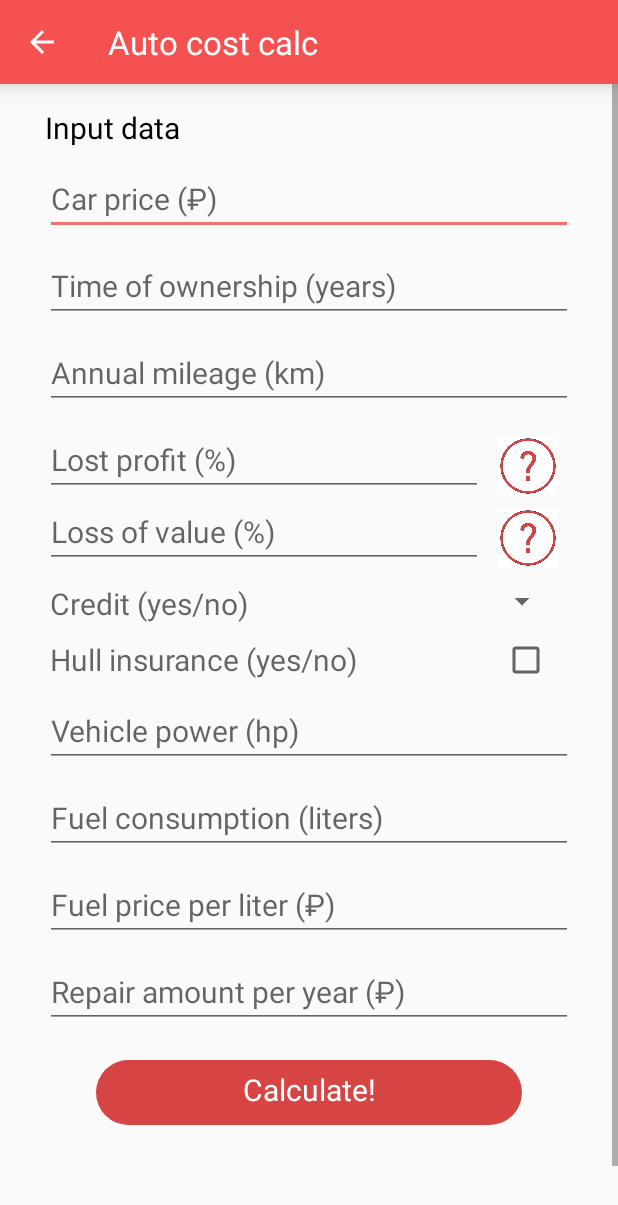
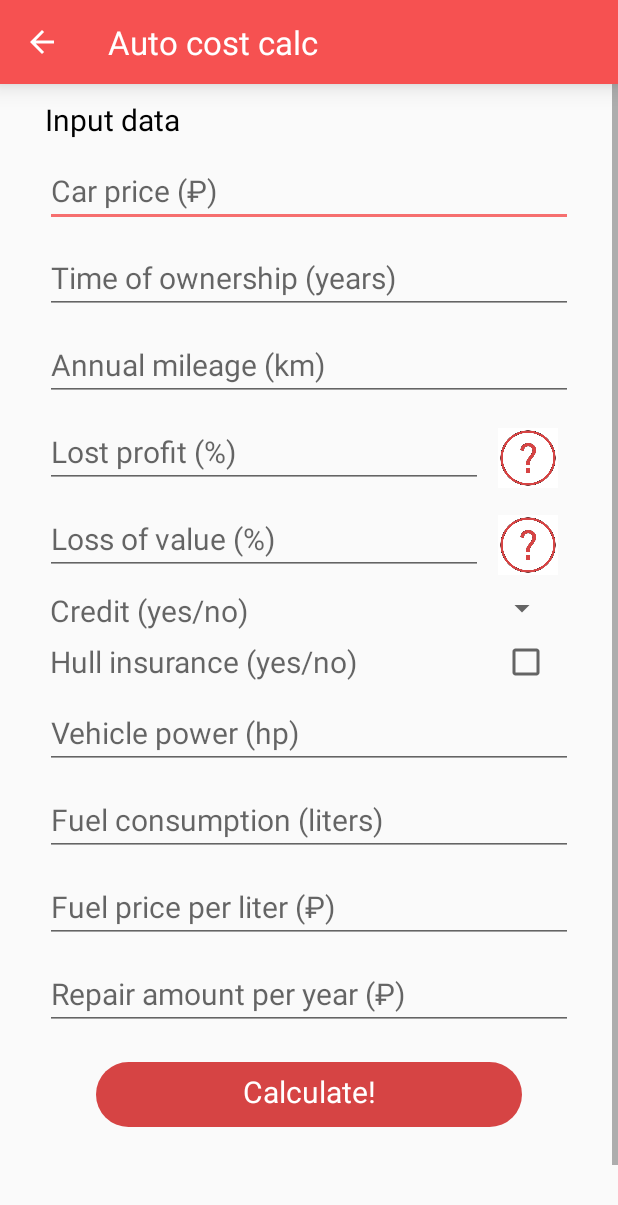
Before and after one commit to Electron3D/AutoCalc, an Android app: the AutoCostCalcActivity screen opened directly, with no data from a screen before it, on a phone screen of 412 x 824 dp. Shown: the top 1205 px of the screen. Run offline under Robolectric (Android 15) with nearby library versions, the phone set to English and light mode, and no system bars.

Commit message:
Changed linearLayout to ralativeLayout in autocostcalc.

```diff
--- a/app/src/main/res/layout/activity_autocostcalc.xml
+++ b/app/src/main/res/layout/activity_autocostcalc.xml
@@ -23,19 +23,24 @@
             android:layout_width="match_parent"
             android:layout_height="wrap_content"
             android:orientation="vertical">
+            <RelativeLayout
+                android:layout_width="match_parent"
+                android:layout_height="wrap_content"
+                android:layout_marginTop="10dp"
+                android:layout_marginHorizontal="30dp">
                 <TextView
                     android:layout_width="wrap_content"
                     android:layout_height="wrap_content"
                     android:text="@string/input_data"
                     android:textSize="20dp"
-                android:layout_marginTop="15dp"
-                android:layout_marginStart="30dp"
-                android:textColor="@color/black" />
+                    android:layout_alignParentStart="true"
+                    android:textColor="@color/black"
+                    android:id="@+id/inputData"/>
                 <EditText
                     android:layout_width="match_parent"
                     android:layout_height="wrap_content"
-                android:layout_gravity="center"
-                android:layout_marginHorizontal="30dp"
+                    android:layout_below="@id/inputData"
+                    android:layout_alignParentStart="true"
                     android:layout_marginTop="10dp"
                     android:hint="@string/car_price"
                     android:textSize="20dp"
@@ -45,9 +50,9 @@
                 <EditText
                     android:layout_width="match_parent"
                     android:layout_height="wrap_content"
-                android:layout_gravity="center"
-                android:layout_marginHorizontal="30dp"
+                    android:layout_below="@id/CarPrice"
                     android:layout_marginTop="10dp"
+                    android:layout_alignParentStart="true"
                     android:hint="@string/time_of_ownership"
                     android:textSize="20dp"
                     android:autofillHints="no"
@@ -56,24 +61,21 @@
                 <EditText
                     android:layout_width="match_parent"
                     android:layout_height="wrap_content"
-                android:layout_gravity="center"
-                android:layout_marginHorizontal="30dp"
+                    android:layout_below="@id/TimeOfOwnership"
                     android:layout_marginTop="10dp"
+                    android:layout_alignParentStart="true"
                     android:hint="@string/annual_mileage"
                     android:textSize="20dp"
                     android:autofillHints="no"
                     android:inputType="number"
                     android:id="@+id/AnnualMileage"/>
-            <RelativeLayout
-                android:layout_width="match_parent"
-                android:layout_height="wrap_content"
-                android:layout_marginTop="10dp"
-                android:layout_marginHorizontal="30dp">
                 <EditText
                     android:layout_width="match_parent"
                     android:layout_height="wrap_content"
                     android:layout_alignParentStart="true"
                     android:layout_toStartOf="@id/lossOfValueHelpButton"
+                    android:layout_below="@id/AnnualMileage"
+                    android:layout_marginTop="10dp"
                     android:layout_marginEnd="10dp"
                     android:hint="@string/lost_profit"
                     android:textSize="20dp"
@@ -94,6 +96,7 @@
                     android:layout_height="wrap_content"
                     android:layout_alignParentStart="true"
                     android:layout_toStartOf="@id/lossOfValueHelpButton"
+                    android:layout_marginTop="10dp"
                     android:layout_marginEnd="10dp"
                     android:layout_below="@id/LostProfit"
                     android:hint="@string/loss_of_value"
@@ -129,56 +132,58 @@
                     android:layout_marginEnd="10dp"
                     android:textSize="20dp"
                     android:id="@+id/Credit"/>
-            </RelativeLayout>
+
                 <EditText
+                    android:id="@+id/AmountOfCredit"
                     android:layout_width="match_parent"
                     android:layout_height="wrap_content"
-                android:layout_gravity="center"
-                android:layout_marginEnd="40dp"
+                    android:layout_below="@id/Credit"
+                    android:layout_alignParentStart="true"
                     android:layout_marginStart="60dp"
                     android:layout_marginTop="10dp"
+                    android:autofillHints="no"
                     android:hint="@string/amount_of_credit"
+                    android:inputType="number"
                     android:textSize="20dp"
-                android:autofillHints="no"
-                android:inputType="number"
-                android:id="@+id/AmountOfCredit"
-                android:visibility="gone"/>
+                    android:visibility="gone"
+                    tools:visibility="visible" />
+
                 <EditText
+                    android:id="@+id/CreditTerm"
                     android:layout_width="match_parent"
                     android:layout_height="wrap_content"
-                android:layout_gravity="center"
-                android:layout_marginEnd="40dp"
+                    android:layout_below="@id/AmountOfCredit"
+                    android:layout_alignParentStart="true"
                     android:layout_marginStart="60dp"
                     android:layout_marginTop="10dp"
+                    android:autofillHints="no"
                     android:hint="@string/credit_term_months"
+                    android:inputType="number"
                     android:textSize="20dp"
-                android:autofillHints="no"
-                android:inputType="number"
-                android:id="@+id/CreditTerm"
-                android:visibility="gone"/>
+                    android:visibility="gone"
+                    tools:visibility="visible" />
+
                 <EditText
+                    android:id="@+id/InterestRate"
                     android:layout_width="match_parent"
                     android:layout_height="wrap_content"
-                android:layout_gravity="center"
-                android:layout_marginEnd="40dp"
+                    android:layout_below="@id/CreditTerm"
+                    android:layout_alignParentStart="true"
                     android:layout_marginStart="60dp"
                     android:layout_marginTop="10dp"
+                    android:autofillHints="no"
                     android:hint="@string/interest_rate"
+                    android:inputType="numberDecimal"
                     android:textSize="20dp"
-                android:autofillHints="no"
-                android:inputType="numberDecimal"
-                android:id="@+id/InterestRate"
-                android:visibility="gone"/>
-            <RelativeLayout
-                android:layout_width="match_parent"
-                android:layout_height="wrap_content"
-                android:layout_marginTop="10dp"
-                android:layout_marginHorizontal="30dp">
+                    android:visibility="gone"
+                    tools:visibility="visible" />
                 <TextView
                     android:layout_width="wrap_content"
                     android:layout_height="match_parent"
+                    android:layout_below="@id/InterestRate"
                     android:layout_alignParentStart="true"
                     android:layout_toStartOf="@id/checkBox"
+                    android:layout_marginTop="10dp"
                     android:layout_marginStart="3dp"
                     android:textSize="20dp"
                     android:autofillHints="no"
@@ -187,18 +192,17 @@
                 <CheckBox
                     android:layout_width="wrap_content"
                     android:layout_height="match_parent"
-                    android:layout_alignParentTop="true"
+                    android:layout_alignTop="@id/hull_insurance"
                     android:layout_alignParentEnd="true"
                     android:layout_alignBottom="@id/hull_insurance"
                     android:layout_marginEnd="15dp"
                     android:id="@+id/checkBox"/>
-            </RelativeLayout>
                 <EditText
                     android:layout_width="match_parent"
                     android:layout_height="wrap_content"
-                android:layout_gravity="center"
-                android:layout_marginHorizontal="30dp"
+                    android:layout_below="@id/hull_insurance"
                     android:layout_marginTop="10dp"
+                    android:layout_alignParentStart="true"
                     android:hint="@string/vehicle_power_hp"
                     android:textSize="20dp"
                     android:autofillHints="no"
@@ -207,9 +211,9 @@
                 <EditText
                     android:layout_width="match_parent"
                     android:layout_height="wrap_content"
-                android:layout_gravity="center"
-                android:layout_marginHorizontal="30dp"
+                    android:layout_below="@id/VehiclePower"
                     android:layout_marginTop="10dp"
+                    android:layout_alignParentStart="true"
                     android:hint="@string/fuel_consumption_liters"
                     android:textSize="20dp"
                     android:autofillHints="no"
@@ -218,9 +222,9 @@
                 <EditText
                     android:layout_width="match_parent"
                     android:layout_height="wrap_content"
-                android:layout_gravity="center"
-                android:layout_marginHorizontal="30dp"
+                    android:layout_below="@id/FuelConsumption"
                     android:layout_marginTop="10dp"
+                    android:layout_alignParentStart="true"
                     android:hint="@string/fuel_price_per_liter"
                     android:textSize="20dp"
                     android:autofillHints="no"
@@ -229,14 +233,15 @@
                 <EditText
                     android:layout_width="match_parent"
                     android:layout_height="wrap_content"
-                android:layout_gravity="center"
-                android:layout_marginHorizontal="30dp"
+                    android:layout_below="@id/FuelPrice"
                     android:layout_marginTop="10dp"
+                    android:layout_alignParentStart="true"
                     android:hint="@string/repair_amount_per_year"
                     android:textSize="20dp"
                     android:autofillHints="no"
                     android:inputType="number"
                     android:id="@+id/repair"/>
+            </RelativeLayout>
             <Button
                 android:layout_width="match_parent"
                 android:layout_height="wrap_content"
--- a/app/src/main/res/values/strings.xml
+++ b/app/src/main/res/values/strings.xml
@@ -47,7 +47,7 @@
     <string name="about_app">About app</string>
     <string name="about_developer">About developer</string>
     <string name="version">
-        Version 0.4.3\n\n
+        Version 0.4.4\n\n
         This application is designed to calculate the cost of car ownership.\n\n
         It helps to adequately estimate the cost of the car, taking into account the cost of maintaining the car.\n\n
         If you do not know how to fill in the field, then leave it blank. The application will calculate without taking this indicator into account.
```
Also changed, not shown: 1 other file. Lines whose indentation alone changed are shown as unchanged.
